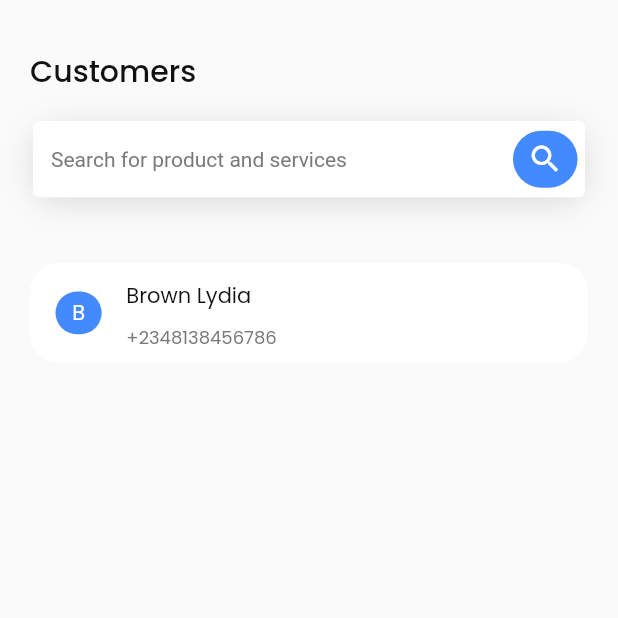
After one commit to Precious153/digiinvoice, a Flutter app: the CustomersList screen opened directly, on a phone screen of 412 x 824 dp, the top half of it. The commit adds this screen. Run offline on Flutter 3.47's test engine with Material 2 defaults, Android fonts, the light colour scheme and no system bars; our stand-ins replace flutter_svg, google_fonts, persistent_bottom_nav_bar_v2, smooth_page_indicator.

Commit message:
precious new update

```diff
--- a/lib/screens/homeUI/Customers/add_customers.dart
+++ b/lib/screens/homeUI/Customers/add_customers.dart
@@ -2,6 +2,8 @@ import 'package:digiinvoice/const.dart';
 import 'package:digiinvoice/models/helpers/size_config.dart';
 import 'package:digiinvoice/models/provider/formControllers.dart';
 import 'package:digiinvoice/screens/homeUI/Customers/customers.dart';
+import 'package:digiinvoice/screens/homeUI/Customers/customers_list.dart';
+import 'package:digiinvoice/screens/homeUI/Customers/the_customers.dart';
 import 'package:digiinvoice/widgets/InputField.dart';
 import 'package:digiinvoice/widgets/Mytext.dart';
 import 'package:digiinvoice/widgets/customBox.dart';
@@ -132,7 +134,9 @@ class _AddCustomerState extends State<AddCustomer> {
                               SizedBox(height: getProportionateScreenHeight(24),),
                               InkWell(
                                 onTap: (){
-                                  Navigator.pop(context);
+                                  Navigator.pushReplacement(context,
+                                      MaterialPageRoute(builder:
+                                          (context)=>CustomersList()));
                                 },
                                 child: CustomBbox(
                                   color: mainColor,
--- /dev/null
+++ b/lib/screens/homeUI/Customers/customers_list.dart
@@ -0,0 +1,142 @@
+import 'package:digiinvoice/const.dart';
+import 'package:digiinvoice/models/helpers/size_config.dart';
+import 'package:digiinvoice/models/provider/formControllers.dart';
+import 'package:digiinvoice/screens/homeUI/Customers/the_customers.dart';
+import 'package:digiinvoice/widgets/InputField.dart';
+import 'package:digiinvoice/widgets/Mytext.dart';
+import 'package:digiinvoice/widgets/customBox.dart';
+import 'package:flutter/material.dart';
+import 'package:provider/provider.dart';
+
+class CustomersList extends StatefulWidget {
+  const CustomersList({Key? key}) : super(key: key);
+
+  @override
+  State<CustomersList> createState() => _CustomersListState();
+}
+
+class _CustomersListState extends State<CustomersList> {
+  TextEditingController search  = TextEditingController();
+
+  @override
+  Widget build(BuildContext context) {
+    final formProvider = Provider.of<FormControllers>(context);
+    SizeConfig.init(context);
+    return Scaffold(
+      body: SafeArea(
+        child: SingleChildScrollView(
+          child: Padding(
+            padding: const EdgeInsets.only(left: 20.0,right: 20),
+            child: Column(
+              crossAxisAlignment: CrossAxisAlignment.start,
+              children: [
+                SizedBox(height: getProportionateScreenHeight(32),),
+                MyText(
+                  title: 'Customers',
+                  size: 20,
+                  color: navTextColor,
+                ),
+                SizedBox(height: getProportionateScreenHeight(16),),
+                Center(
+                  child: CustomBbox(
+                    width: double.infinity,
+                    height: getProportionateScreenHeight(54),
+                    radius: BorderRadius.circular(10),
+                    shadowcolor: shadowColor.withOpacity(0.2),
+                    widget: InputField(
+                      hint: 'Search for product and services',
+                      inputAction: TextInputAction.done,
+                      controller: formProvider.customerSearchController,
+                      icon: Padding(
+                        padding: const EdgeInsets.only(right: 5.0,top: 5,bottom: 5),
+                        child: CustomBbox(
+                          width: getProportionateScreenWidth(30),
+                          height: getProportionateScreenHeight(30),
+                          radius: BorderRadius.circular(5),
+                          color: mainColor,
+                          widget: Icon(
+                            Icons.search,
+                            color: Colors.white,
+                          ),
+                        ),
+                      ),
+                    ),
+                  ),
+                ),
+                SizedBox(height: getProportionateScreenHeight(41),),
+                StreamBuilder(builder:
+                    (BuildContext context, AsyncSnapshot<dynamic> snapshot) {
+                  return SizedBox(
+                      height: 800,
+                      child: ListView.builder(
+                          itemCount: 1,
+                          itemBuilder: (context, index) {
+                            return  InkWell(
+                              onTap: (){
+                                Navigator.push(context, MaterialPageRoute(builder: (context)=>
+                                TheCustomers()
+                                ));
+                              },
+                              child: CustomBbox(
+                                color: Colors.white,
+                                width: double.infinity,
+                                radius: BorderRadius.circular(10),
+                                height: getProportionateScreenHeight(66),
+                                widget: Padding(
+                                  padding: const EdgeInsets.only(left: 15.0,),
+                                  child: Row(
+                                    children: [
+                                      CustomBbox(
+                                          height: getProportionateScreenHeight(28),
+                                          width: getProportionateScreenWidth(28),
+                                          color: mainColor,
+                                          widget: Center(
+                                            child: MyText(
+                                                title: 'B',
+                                                color: white,
+                                                weight: FontWeight.w400,
+                                                size: 14
+                                            ),
+                                          )
+                                      ),
+                                      SizedBox(width: getProportionateScreenWidth(15),),
+                                      Column(
+                                        crossAxisAlignment: CrossAxisAlignment.start,
+                                        children: [
+                                          SizedBox(height: getProportionateScreenHeight(10),),
+                                          MyText(
+                                              title: 'Brown Lydia',
+                                              size: 14,
+                                              weight: FontWeight.w400,
+                                              color: navTextColor,
+                                              align: TextAlign.center
+                                          ),
+                                          SizedBox(height: getProportionateScreenHeight(8),),
+                                          MyText(
+                                              title: '+2348138456786',
+                                              size: 12,
+                                              weight: FontWeight.w400,
+                                              color: textColor,
+                                              align: TextAlign.center
+                                          ),
+                                        ],
+                                      ),
+                                    ],
+                                  ),
+                                ),
+
+
+
+                            ),
+                            );
+                          }));
+                })
+
+              ],
+            ),
+          ),
+        ),
+      ),
+    );
+  }
+}
--- a/lib/screens/homeUI/Customers/edit_customers.dart
+++ b/lib/screens/homeUI/Customers/edit_customers.dart
@@ -32,16 +32,16 @@ class _EditCustomersState extends State<EditCustomers> {
                   children: [
                     SizedBox(height: getProportionateScreenHeight(32),),
                     Row(
+                      mainAxisAlignment: MainAxisAlignment.spaceBetween,
                       children: [
                         MyText(
                           title: 'Edit Customer',
                           size: 20,
                           color: navTextColor,
                         ),
-                        Spacer(),
                         GestureDetector(
                             onTap: (){
-                              Navigator.pushNamed(context, 'ButtonNav');
+                              Navigator.pop(context);
                             },
                             child: Icon(Icons.cancel_outlined,color:navTextColor,)),
                       ],
```
Also changed, not shown: lib/screens/homeUI/Customers/the_customers.dart (+80 -4 lines).
